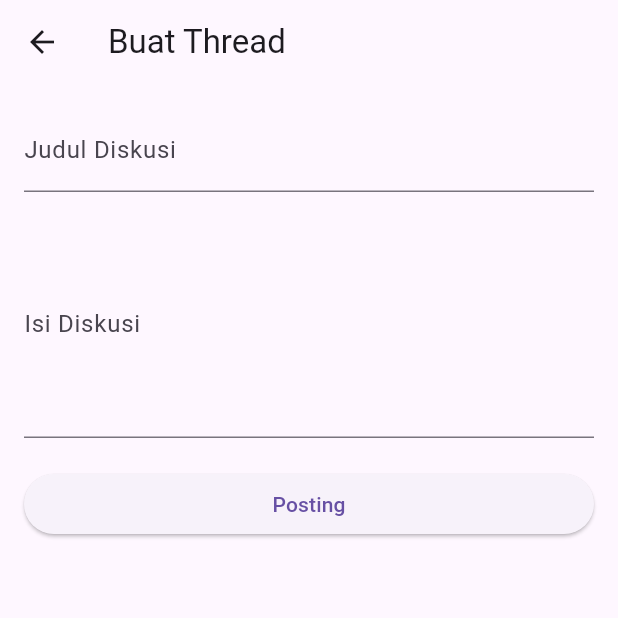
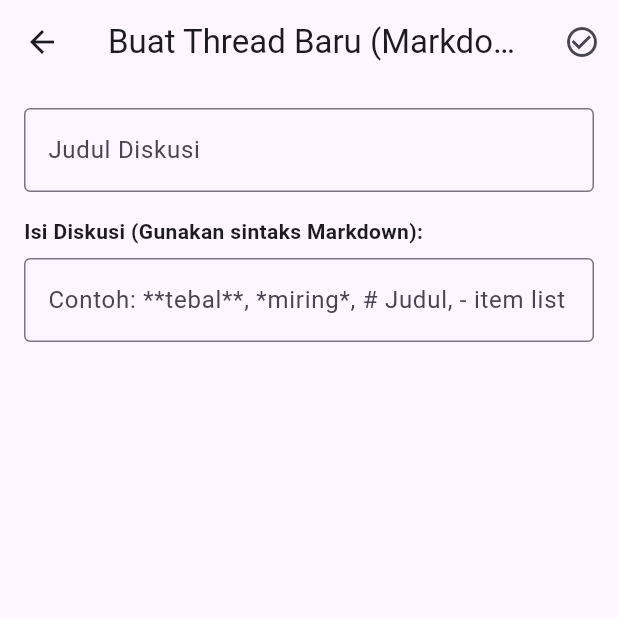
Before and after one commit to Xenomoprh/FlutterDiskusiMini, a Flutter app: the CreateThreadPage screen opened directly, on a phone screen of 412 x 824 dp, the top half of it. Run offline on Flutter 3.47's test engine with Material 3 defaults, Android fonts, the phone set to English and light mode, and no system bars; our stand-ins replace cloud_firestore, firebase_auth, firebase_core; accounts and stored records are empty.

Commit message:
no eror yet

```diff
--- a/lib/pages/create_thread_page.dart
+++ b/lib/pages/create_thread_page.dart
@@ -1,3 +1,4 @@
+// lib/pages/create_thread_page.dart
 import 'package:cloud_firestore/cloud_firestore.dart';
 import 'package:flutter/material.dart';
 import 'package:firebase_auth/firebase_auth.dart';
@@ -11,59 +12,152 @@ class CreateThreadPage extends StatefulWidget {
 
 class _CreateThreadPageState extends State<CreateThreadPage> {
   final TextEditingController _titleController = TextEditingController();
-  final TextEditingController _contentController = TextEditingController();
+  final TextEditingController _contentController = TextEditingController(); // Controller untuk konten Markdown
+
+  bool _isUploading = false;
+
+  @override
+  void dispose() {
+    _titleController.dispose();
+    _contentController.dispose();
+    super.dispose();
+  }
 
   Future<void> _uploadPost() async {
+    if (_isUploading) return;
+
+    setState(() {
+      _isUploading = true;
+    });
+
     final user = FirebaseAuth.instance.currentUser;
-    if (user == null) return;
-
-    String title = _titleController.text.trim();
-    String content = _contentController.text.trim();
-
-    if (title.isEmpty || content.isEmpty) {
+    if (user == null) {
+      if (mounted) {
         ScaffoldMessenger.of(context).showSnackBar(
-        const SnackBar(content: Text('Judul dan isi harus diisi.')),
+          const SnackBar(content: Text('Anda harus login untuk membuat thread.')),
         );
+      }
+      setState(() {
+        _isUploading = false;
+      });
       return;
     }
 
+    String title = _titleController.text.trim();
+    String markdownContent = _contentController.text.trim(); // Ambil dari TextField biasa
+
+    if (title.isEmpty) {
+      if (mounted) {
+        ScaffoldMessenger.of(context).showSnackBar(
+          const SnackBar(content: Text('Judul thread tidak boleh kosong.')),
+        );
+      }
+      setState(() {
+        _isUploading = false;
+      });
+      return;
+    }
+
+    if (markdownContent.isEmpty) {
+      if (mounted) {
+        ScaffoldMessenger.of(context).showSnackBar(
+          const SnackBar(content: Text('Isi diskusi tidak boleh kosong.')),
+        );
+      }
+      setState(() {
+        _isUploading = false;
+      });
+      return;
+    }
+
+    try {
       await FirebaseFirestore.instance.collection('threads').add({
         'title': title,
-      'content': content,
+        'content': markdownContent, // Simpan string Markdown mentah
         'createdBy': user.uid,
         'timestamp': FieldValue.serverTimestamp(),
         'upvotes': 0,
         'downvotes': 0,
       });
 
+      if (mounted) {
+        ScaffoldMessenger.of(context).showSnackBar(
+          const SnackBar(content: Text('Thread berhasil diposting!')),
+        );
         Navigator.pop(context);
+      }
+    } catch (e) {
+      if (mounted) {
+        ScaffoldMessenger.of(context).showSnackBar(
+          SnackBar(content: Text('Gagal memposting thread: ${e.toString()}')),
+        );
+      }
+    } finally {
+      if (mounted) {
+        setState(() {
+          _isUploading = false;
+        });
+      }
+    }
   }
 
   @override
   Widget build(BuildContext context) {
     return Scaffold(
       appBar: AppBar(
-        title: const Text('Buat Thread'),
+        title: const Text('Buat Thread Baru (Markdown Input)'),
+        actions: [
+          _isUploading
+              ? const Padding(
+                  padding: EdgeInsets.all(16.0),
+                  child: SizedBox(
+                      width: 24,
+                      height: 24,
+                      child: CircularProgressIndicator(
+                          strokeWidth: 2, color: Colors.white)),
+                )
+              : IconButton(
+                  icon: const Icon(Icons.check_circle_outline),
+                  tooltip: 'Posting Thread',
+                  onPressed: _uploadPost,
+                ),
+        ],
       ),
       body: Padding(
-        padding: const EdgeInsets.all(16),
-        child: ListView(
+        padding: const EdgeInsets.all(16.0),
+        child: Column(
+          crossAxisAlignment: CrossAxisAlignment.stretch,
           children: [
             TextField(
               controller: _titleController,
-              decoration: const InputDecoration(labelText: 'Judul Diskusi'),
+              decoration: const InputDecoration(
+                labelText: 'Judul Diskusi',
+                hintText: 'Masukkan judul yang menarik...',
+                border: OutlineInputBorder(),
               ),
-            const SizedBox(height: 12),
-            TextField(
+              textInputAction: TextInputAction.next,
+            ),
+            const SizedBox(height: 16.0),
+            // Tidak ada toolbar Markdown khusus, pengguna mengetik manual
+            const Text(
+              'Isi Diskusi (Gunakan sintaks Markdown):',
+              style: TextStyle(fontWeight: FontWeight.bold),
+            ),
+            const SizedBox(height: 8.0),
+            Expanded(
+              child: TextField( // Menggunakan TextField biasa
                 controller: _contentController,
-              maxLines: 5,
-              decoration: const InputDecoration(labelText: 'Isi Diskusi'),
+                maxLines: null, // Agar bisa banyak baris dan scroll
+                keyboardType: TextInputType.multiline,
+                decoration: const InputDecoration(
+                  hintText: 'Contoh: **tebal**, *miring*, # Judul, - item list',
+                  border: OutlineInputBorder(),
+                  alignLabelWithHint: true, // Agar label sejajar dengan hint saat multiline
                 ),
-            const SizedBox(height: 20),
-            ElevatedButton(
-              onPressed: _uploadPost,
-              child: const Text('Posting'),
+                style: const TextStyle(fontSize: 16),
               ),
+            ),
+            const SizedBox(height: 16.0),
           ],
         ),
       ),
--- a/lib/screens/home_screen.dart
+++ b/lib/screens/home_screen.dart
@@ -5,6 +5,7 @@ import 'package:intl/intl.dart'; // <-- Tambahkan import ini untuk format tangga
 import '../pages/create_thread_page.dart';
 import '../pages/comment_page.dart';
 import 'login_screen.dart'; // <-- Import LoginScreen untuk navigasi setelah logout
+
 
 class HomeScreen extends StatelessWidget {
   const HomeScreen({super.key});
--- a/pubspec.yaml
+++ b/pubspec.yaml
@@ -35,7 +35,8 @@ dependencies:
   cloud_firestore: ^5.6.8
   firebase_storage: ^12.4.6
   image_picker: ^1.1.2
-  intl: ^0.20.0
+  intl: ^0.19.0
+  markdown_widget: ^2.3.2+8
   # The following adds the Cupertino Icons font to your application.
   # Use with the CupertinoIcons class for iOS style icons.
   cupertino_icons: ^1.0.8
```
Also changed, not shown: lib/screens/register_screen.dart (+13 -7 lines), pubspec.lock, 5 other files. Lines whose indentation alone changed are shown as unchanged.
